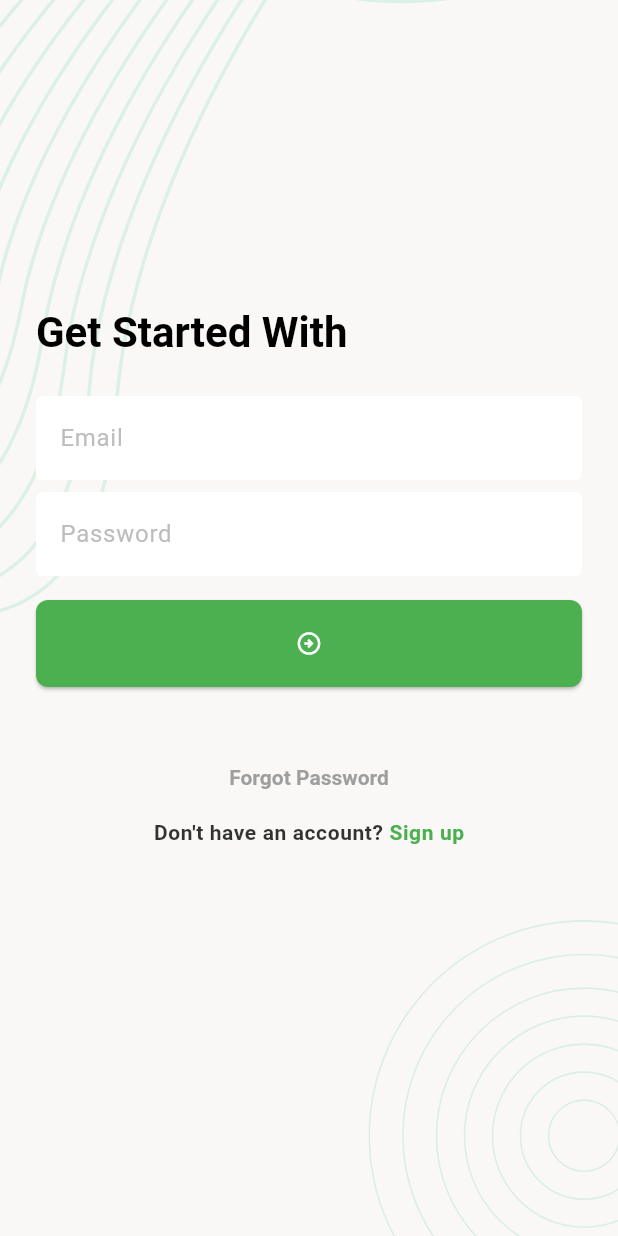
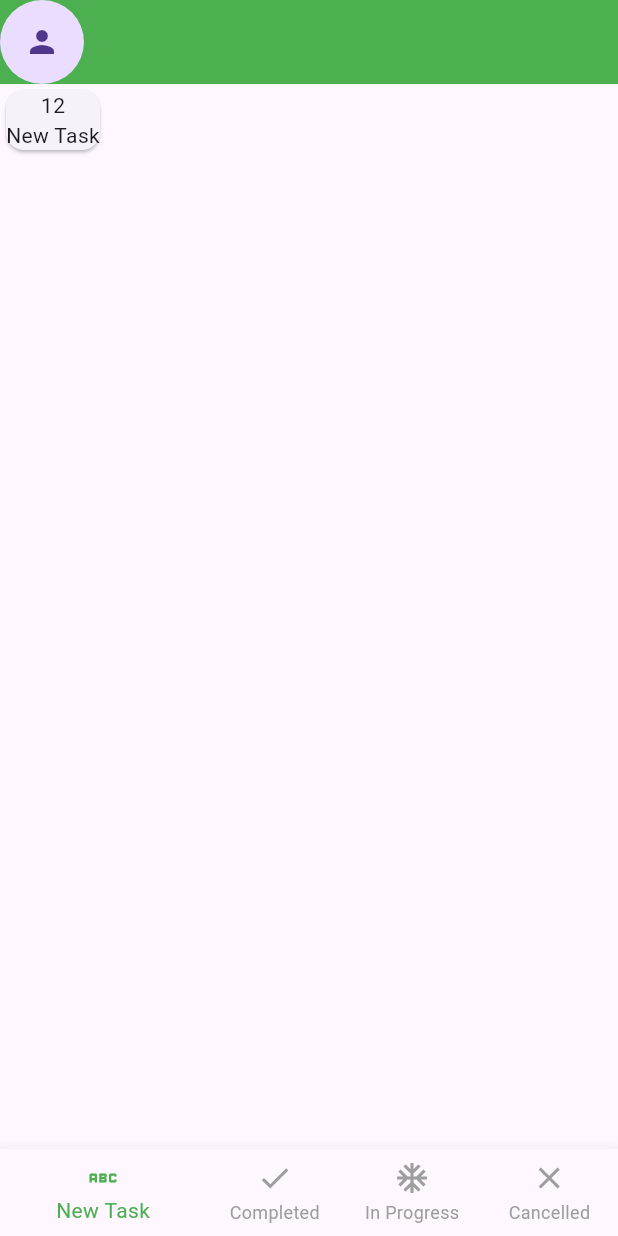
Before and after one commit to saruar778620/Task_Manager_App, a Flutter app: the screen it shows after launch, after a tap on the "arrow circle right" icon, on a phone screen of 412 x 824 dp. Run offline on Flutter 3.47's test engine with Material 3 defaults, Android fonts, the phone set to English and light mode, and no system bars; our stand-ins replace flutter_svg, pin_code_fields.

Commit message:
Added New Feature

```diff
--- a/lib/ui/screens/auth/sign_in_screen.dart
+++ b/lib/ui/screens/auth/sign_in_screen.dart
@@ -2,6 +2,7 @@ import 'package:flutter/gestures.dart';
 import 'package:flutter/material.dart';
 import 'package:task_manager/ui/screens/auth/email_verigication_screen.dart';
 import 'package:task_manager/ui/screens/auth/sign_up_screen.dart';
+import 'package:task_manager/ui/screens/main_bottom_neav_screen.dart';
 import 'package:task_manager/ui/utility/app_colors.dart';
 import 'package:task_manager/ui/widgets/background_widget.dart';
 
@@ -46,7 +47,7 @@ class _SignInScreenState extends State<SignInScreen> {
                   ),
                   SizedBox(height: 16),
                   ElevatedButton(
-                    onPressed: () {},
+                    onPressed: _onTapNextButton,
                     child: Icon(Icons.arrow_circle_right_outlined),
                   ),
                   SizedBox(height: 36),
@@ -88,10 +89,18 @@ class _SignInScreenState extends State<SignInScreen> {
     );
   }
 
+  void _onTapNextButton(){
+    Navigator.pushReplacement(
+      context,
+      MaterialPageRoute(builder: (context) =>const MainBottomNeavScreen()),
+    );
+  }
+
+
   void _onTapSingUpButton() {
     Navigator.push(
       context,
-      MaterialPageRoute(builder: (context) => SignUpScreen()),
+      MaterialPageRoute(builder: (context) =>const SignUpScreen()),
     );
   }
 
--- /dev/null
+++ b/lib/ui/screens/main_bottom_neav_screen.dart
@@ -0,0 +1,46 @@
+import 'package:flutter/material.dart';
+import 'package:task_manager/ui/screens/cancelled_task_screen.dart';
+import 'package:task_manager/ui/screens/completed_task_screen.dart';
+import 'package:task_manager/ui/screens/in_progress_screen.dart';
+import 'package:task_manager/ui/screens/new_task_screen.dart';
+import 'package:task_manager/ui/utility/app_colors.dart';
+
+class MainBottomNeavScreen extends StatefulWidget {
+  const MainBottomNeavScreen({super.key});
+
+  @override
+  State<MainBottomNeavScreen> createState() => _MainBottomNeavScreenState();
+}
+
+class _MainBottomNeavScreenState extends State<MainBottomNeavScreen> {
+  int _selectIndex = 0;
+  final List<Widget> _screens = [
+    NewTaskScreen(),
+    CompletedTaskScreen(),
+    InProgressScreen(),
+    CancelledTaskScreen(),
+  ];
+  @override
+  Widget build(BuildContext context) {
+    return Scaffold(
+      body: _screens[_selectIndex],
+      bottomNavigationBar: BottomNavigationBar(
+        currentIndex: _selectIndex,
+        onTap: (index){
+          _selectIndex = index;
+          if(mounted){
+            setState(() {});
+          }
+        },
+        selectedItemColor: AppColors.themeColor,
+        unselectedItemColor: Colors.grey,
+        showUnselectedLabels: true,
+        items: [
+          BottomNavigationBarItem(icon: Icon(Icons.abc),label: "New Task"),
+          BottomNavigationBarItem(icon: Icon(Icons.done),label: "Completed"),
+          BottomNavigationBarItem(icon: Icon(Icons.ac_unit),label: "In Progress"),
+          BottomNavigationBarItem(icon: Icon(Icons.clear),label: "Cancelled")
+      ],),
+    );
+  }
+}
--- /dev/null
+++ b/lib/ui/screens/new_task_screen.dart
@@ -0,0 +1,39 @@
+import 'package:flutter/material.dart';
+import 'package:task_manager/ui/utility/app_colors.dart';
+
+class NewTaskScreen extends StatefulWidget {
+  const NewTaskScreen({super.key});
+
+  @override
+  State<NewTaskScreen> createState() => _NewTaskScreenState();
+}
+
+class _NewTaskScreenState extends State<NewTaskScreen> {
+  @override
+  Widget build(BuildContext context) {
+    return Scaffold(
+      appBar: AppBar(
+        backgroundColor: AppColors.themeColor,
+        leading: CircleAvatar(
+          child: Icon(Icons.person),
+        ),
+      ),
+      body: Column(
+        children: [
+          Row(
+            children: [
+              Card(
+                child: Column(
+                  children: [
+                    Text("12"),
+                    Text('New Task')
+                  ],
+                ),
+              )
+            ],
+          )
+        ],
+      )
+    );
+  }
+}
```
Also changed, not shown: lib/ui/screens/cancelled_task_screen.dart (added, +15 -0 lines), lib/ui/screens/completed_task_screen.dart (added, +15 -0 lines), lib/ui/screens/in_progress_screen.dart (added, +15 -0 lines).
